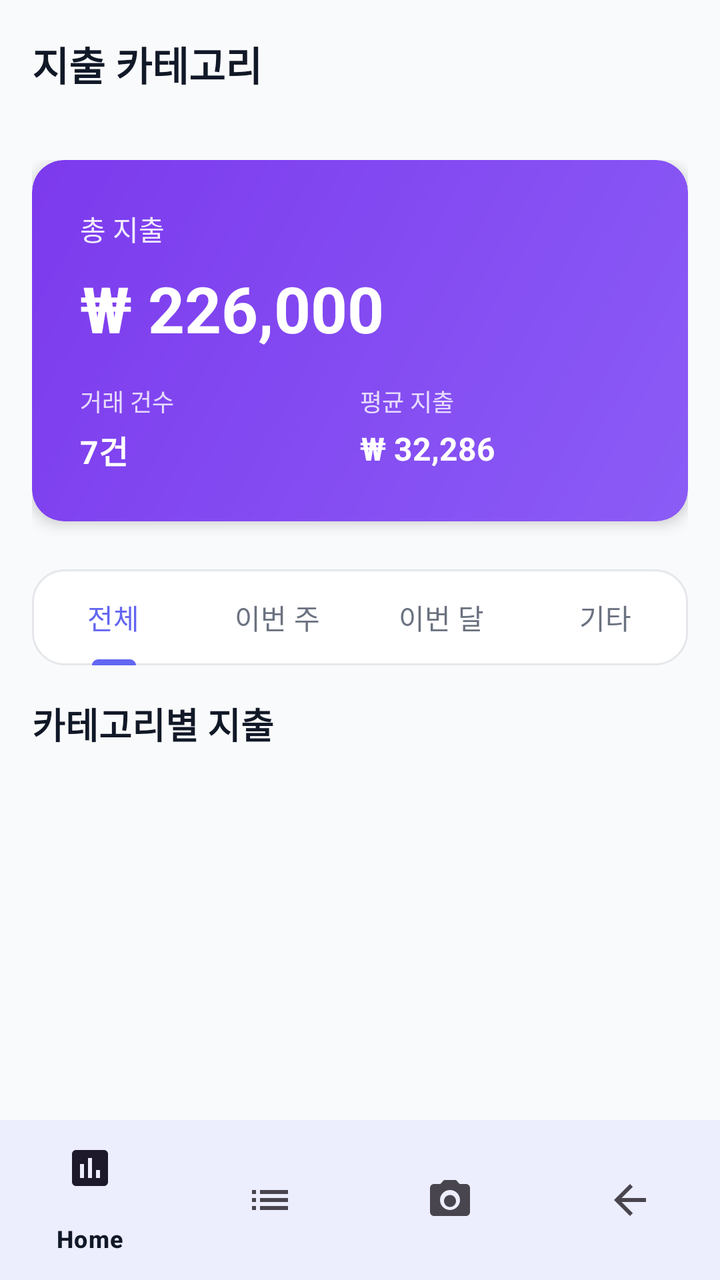
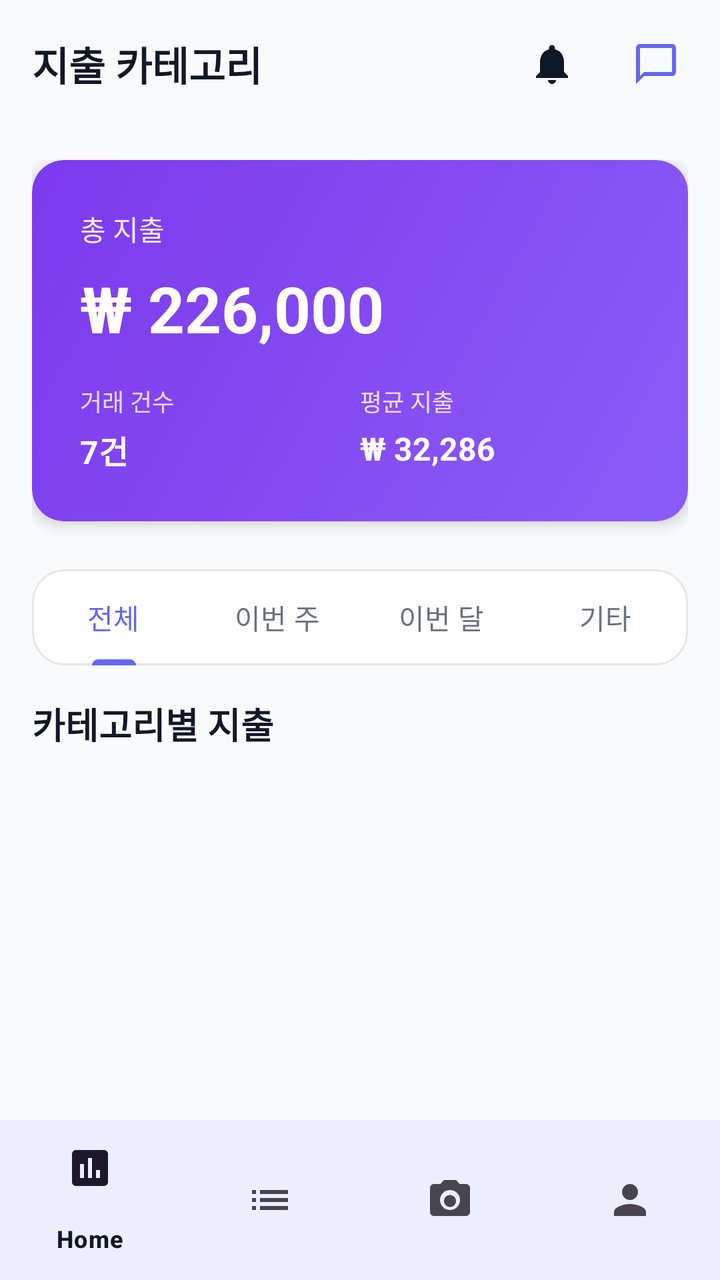

Before-and-after screenshots of an Android layout around one commit, followed by the original layout XML and the change that was made.
<!-- AndroidManifest.xml: application theme Theme.Receiptify -->
<!-- res/layout/activity_categories.xml -->
<?xml version="1.0" encoding="utf-8"?>
<androidx.coordinatorlayout.widget.CoordinatorLayout xmlns:android="http://schemas.android.com/apk/res/android"
    xmlns:app="http://schemas.android.com/apk/res-auto"
    android:layout_width="match_parent"
    android:layout_height="match_parent"
    android:background="@color/background_light">

    <com.google.android.material.appbar.AppBarLayout
        android:layout_width="match_parent"
        android:layout_height="wrap_content"
        android:background="@android:color/transparent"
        app:elevation="0dp">

        <androidx.appcompat.widget.Toolbar
            android:id="@+id/toolbar"
            android:layout_width="match_parent"
            android:layout_height="?attr/actionBarSize"
            android:background="@android:color/transparent">

            <TextView
                android:layout_width="wrap_content"
                android:layout_height="wrap_content"
                android:text="지출 카테고리"
                android:textColor="@color/text_primary"
                android:textSize="20sp"
                android:textStyle="bold" />

        </androidx.appcompat.widget.Toolbar>

    </com.google.android.material.appbar.AppBarLayout>

    <androidx.core.widget.NestedScrollView
        android:layout_width="match_parent"
        android:layout_height="match_parent"
        android:fillViewport="true"
        app:layout_behavior="@string/appbar_scrolling_view_behavior">

        <LinearLayout
            android:layout_width="match_parent"
            android:layout_height="wrap_content"
            android:orientation="vertical"
            android:padding="16dp">

            
            <androidx.cardview.widget.CardView
                android:layout_width="match_parent"
                android:layout_height="wrap_content"
                android:layout_marginBottom="24dp"
                app:cardCornerRadius="16dp"
                app:cardElevation="4dp">

                <LinearLayout
                    android:layout_width="match_parent"
                    android:layout_height="wrap_content"
                    android:background="@drawable/bg_card_gradient"
                    android:orientation="vertical"
                    android:padding="24dp">

                    <TextView
                        android:layout_width="wrap_content"
                        android:layout_height="wrap_content"
                        android:text="총 지출"
                        android:textColor="@color/white"
                        android:textSize="14sp"
                        android:alpha="0.9" />

                    <TextView
                        android:id="@+id/tvTotalSpending"
                        android:layout_width="wrap_content"
                        android:layout_height="wrap_content"
                        android:layout_marginTop="8dp"
                        android:text="₩ 226,000"
                        android:textColor="@color/white"
                        android:textSize="32sp"
                        android:textStyle="bold" />

                    <LinearLayout
                        android:layout_width="match_parent"
                        android:layout_height="wrap_content"
                        android:layout_marginTop="16dp"
                        android:orientation="horizontal">

                        <LinearLayout
                            android:layout_width="0dp"
                            android:layout_height="wrap_content"
                            android:layout_weight="1"
                            android:orientation="vertical">

                            <TextView
                                android:layout_width="wrap_content"
                                android:layout_height="wrap_content"
                                android:text="거래 건수"
                                android:textColor="@color/white"
                                android:textSize="12sp"
                                android:alpha="0.8" />

                            <TextView
                                android:id="@+id/tvTransactionCount"
                                android:layout_width="wrap_content"
                                android:layout_height="wrap_content"
                                android:layout_marginTop="4dp"
                                android:text="7건"
                                android:textColor="@color/white"
                                android:textSize="16sp"
                                android:textStyle="bold" />

                        </LinearLayout>

                        <LinearLayout
                            android:layout_width="0dp"
                            android:layout_height="wrap_content"
                            android:layout_weight="1"
                            android:orientation="vertical">

                            <TextView
                                android:layout_width="wrap_content"
                                android:layout_height="wrap_content"
                                android:text="평균 지출"
                                android:textColor="@color/white"
                                android:textSize="12sp"
                                android:alpha="0.8" />

                            <TextView
                                android:id="@+id/tvAverageSpending"
                                android:layout_width="wrap_content"
                                android:layout_height="wrap_content"
                                android:layout_marginTop="4dp"
                                android:text="₩ 32,286"
                                android:textColor="@color/white"
                                android:textSize="16sp"
                                android:textStyle="bold" />

                        </LinearLayout>

                    </LinearLayout>

                </LinearLayout>

            </androidx.cardview.widget.CardView>

            
            <com.google.android.material.tabs.TabLayout
                android:id="@+id/tabLayout"
                android:layout_width="match_parent"
                android:layout_height="wrap_content"
                android:layout_marginBottom="16dp"
                android:background="@drawable/bg_card_white"
                app:tabIndicatorColor="@color/primary_purple"
                app:tabSelectedTextColor="@color/primary_purple"
                app:tabTextColor="@color/text_secondary"
                app:tabMode="fixed"
                app:tabGravity="fill">

                <com.google.android.material.tabs.TabItem
                    android:layout_width="wrap_content"
                    android:layout_height="wrap_content"
                    android:text="전체" />

                <com.google.android.material.tabs.TabItem
                    android:layout_width="wrap_content"
                    android:layout_height="wrap_content"
                    android:text="이번 주" />

                <com.google.android.material.tabs.TabItem
                    android:layout_width="wrap_content"
                    android:layout_height="wrap_content"
                    android:text="이번 달" />

                <com.google.android.material.tabs.TabItem
                    android:layout_width="wrap_content"
                    android:layout_height="wrap_content"
                    android:text="기타" />

            </com.google.android.material.tabs.TabLayout>

            
            <TextView
                android:layout_width="wrap_content"
                android:layout_height="wrap_content"
                android:layout_marginBottom="12dp"
                android:text="카테고리별 지출"
                android:textColor="@color/text_primary"
                android:textSize="18sp"
                android:textStyle="bold" />

            <androidx.recyclerview.widget.RecyclerView
                android:id="@+id/rvCategories"
                android:layout_width="match_parent"
                android:layout_height="wrap_content"
                android:nestedScrollingEnabled="false" />

        </LinearLayout>

    </androidx.core.widget.NestedScrollView>

    
    <com.google.android.material.bottomnavigation.BottomNavigationView
        android:id="@+id/bottomNavigation"
        android:layout_width="match_parent"
        android:layout_height="wrap_content"
        android:layout_gravity="bottom"
        android:background="@color/white"
        app:elevation="8dp"
        app:menu="@menu/bottom_navigation_menu" />

</androidx.coordinatorlayout.widget.CoordinatorLayout>
<!-- resources referenced by this layout -->
<resources>
  <color name="background_light">#F9FAFB</color>
  <color name="primary_purple">#6366F1</color>
  <color name="text_primary">#111827</color>
  <color name="text_secondary">#6B7280</color>
  <color name="white">#FFFFFF</color>
  <!-- drawable bg_card_gradient (drawable) -->
  <?xml version="1.0" encoding="utf-8"?>
  <shape xmlns:android="http://schemas.android.com/apk/res/android"
      android:shape="rectangle">
      <gradient
          android:angle="135"
          android:endColor="#7C3AED"
          android:startColor="#8B5CF6"
          android:type="linear" />
      <corners android:radius="16dp" />
  </shape>
  <!-- drawable bg_card_white (drawable) -->
  <?xml version="1.0" encoding="utf-8"?>
  <shape xmlns:android="http://schemas.android.com/apk/res/android"
      android:shape="rectangle">
      <solid android:color="@color/card_background" />
      <corners android:radius="16dp" />
      <stroke
          android:width="1dp"
          android:color="@color/divider" />
  </shape>
  <style name="Theme.Receiptify" parent="Base.Theme.Receiptify" />
  <color name="card_background">#FFFFFF</color>
  <color name="divider">#E5E7EB</color>
  <style name="Base.Theme.Receiptify" parent="Theme.Material3.Light.NoActionBar">
          <item name="colorPrimary">@color/primary_purple</item>
          <item name="colorPrimaryVariant">@color/primary_purple_dark</item>
          <item name="colorOnPrimary">@color/white</item>
  
          <item name="colorSurface">@color/surface_light</item>
          <item name="colorOnSurface">@color/text_primary</item>
  
          <item name="android:colorBackground">@color/background_light</item>
          <item name="colorOnBackground">@color/text_primary</item>
  
          <item name="colorOutline">@color/divider</item>
      </style>
  <color name="primary_purple_dark">#4F46E5</color>
  <color name="surface_light">#FFFFFF</color>
</resources>

<!-- the commit's change to res/layout/activity_categories.xml (unified diff, before → after) -->
@@ -17,13 +17,72 @@
             android:layout_height="?attr/actionBarSize"
             android:background="@android:color/transparent">
 
-            <TextView
-                android:layout_width="wrap_content"
-                android:layout_height="wrap_content"
-                android:text="지출 카테고리"
-                android:textColor="@color/text_primary"
-                android:textSize="20sp"
-                android:textStyle="bold" />
+            <LinearLayout
+                android:layout_width="match_parent"
+                android:layout_height="wrap_content"
+                android:gravity="center_vertical"
+                android:orientation="horizontal">
+
+                
+                <TextView
+                    android:layout_width="0dp"
+                    android:layout_height="wrap_content"
+                    android:layout_weight="1"
+                    android:text="지출 카테고리"
+                    android:textColor="@color/text_primary"
+                    android:textSize="20sp"
+                    android:textStyle="bold" />
+
+                
+                <FrameLayout
+                    android:id="@+id/layoutNotificationIcon"
+                    android:layout_width="48dp"
+                    android:layout_height="48dp"
+                    android:layout_marginEnd="4dp"
+                    android:background="?attr/selectableItemBackgroundBorderless"
+                    android:clickable="true"
+                    android:focusable="true"
+                    android:padding="12dp">
+
+                    <ImageView
+                        android:id="@+id/ivNotificationIcon"
+                        android:layout_width="24dp"
+                        android:layout_height="24dp"
+                        android:layout_gravity="center"
+                        android:contentDescription="알림"
+                        android:src="@drawable/ic_notifications"
+                        app:tint="@color/text_primary" />
+
+                    <TextView
+                        android:id="@+id/tvNotificationBadge"
+                        android:layout_width="16dp"
+                        android:layout_height="16dp"
+                        android:layout_gravity="top|end"
+                        android:layout_marginTop="8dp"
+                        android:layout_marginEnd="8dp"
+                        android:background="@drawable/bg_notification_badge"
+                        android:gravity="center"
+                        android:text="0"
+                        android:textColor="@android:color/white"
+                        android:textSize="10sp"
+                        android:textStyle="bold"
+                        android:visibility="gone" />
+
+                </FrameLayout>
+
+                
+                <ImageButton
+                    android:id="@+id/btnChatbot"
+                    android:layout_width="48dp"
+                    android:layout_height="48dp"
+                    android:layout_marginEnd="8dp"
+                    android:background="?attr/selectableItemBackgroundBorderless"
+                    android:contentDescription="챗봇"
+                    android:padding="12dp"
+                    android:src="@drawable/ic_chat"
+                    app:tint="@color/primary_purple" />
+
+            </LinearLayout>
 
         </androidx.appcompat.widget.Toolbar>
 
@@ -201,6 +260,6 @@
         android:layout_gravity="bottom"
         android:background="@color/white"
         app:elevation="8dp"
-        app:menu="@menu/bottom_navigation_menu" />
+        app:menu="@menu/bottom_nav_menu" />
 
 </androidx.coordinatorlayout.widget.CoordinatorLayout>
<!-- resource entries referenced after the edit -->
@@ -26,6 +26,37 @@
           android:width="1dp"
           android:color="@color/divider" />
   </shape>
+  <!-- drawable bg_notification_badge (drawable) -->
+  <?xml version="1.0" encoding="utf-8"?>
+  <shape xmlns:android="http://schemas.android.com/apk/res/android"
+      android:shape="oval">
+      <solid android:color="#EF4444" />
+      <size
+          android:width="16dp"
+          android:height="16dp" />
+  </shape>
+  <!-- drawable ic_chat (drawable) -->
+  <?xml version="1.0" encoding="utf-8"?>
+  <vector xmlns:android="http://schemas.android.com/apk/res/android"
+      android:width="24dp"
+      android:height="24dp"
+      android:viewportWidth="24"
+      android:viewportHeight="24">
+      <path
+          android:fillColor="#000000"
+          android:pathData="M20,2H4C2.9,2 2,2.9 2,4v18l4,-4h14c1.1,0 2,-0.9 2,-2V4C22,2.9 21.1,2 20,2zM20,16H6l-2,2V4h16V16z"/>
+  </vector>
+  <!-- drawable ic_notifications (drawable) -->
+  <?xml version="1.0" encoding="utf-8"?>
+  <vector xmlns:android="http://schemas.android.com/apk/res/android"
+      android:width="24dp"
+      android:height="24dp"
+      android:viewportWidth="24"
+      android:viewportHeight="24">
+      <path
+          android:fillColor="@android:color/black"
+          android:pathData="M12,22c1.1,0 2,-0.9 2,-2h-4c0,1.1 0.89,2 2,2zM18,16v-5c0,-3.07 -1.64,-5.64 -4.5,-6.32V4c0,-0.83 -0.67,-1.5 -1.5,-1.5s-1.5,0.67 -1.5,1.5v0.68C7.63,5.36 6,7.92 6,11v5l-2,2v1h16v-1l-2,-2z"/>
+  </vector>
   <style name="Theme.Receiptify" parent="Base.Theme.Receiptify" />
   <color name="card_background">#FFFFFF</color>
   <color name="divider">#E5E7EB</color>
